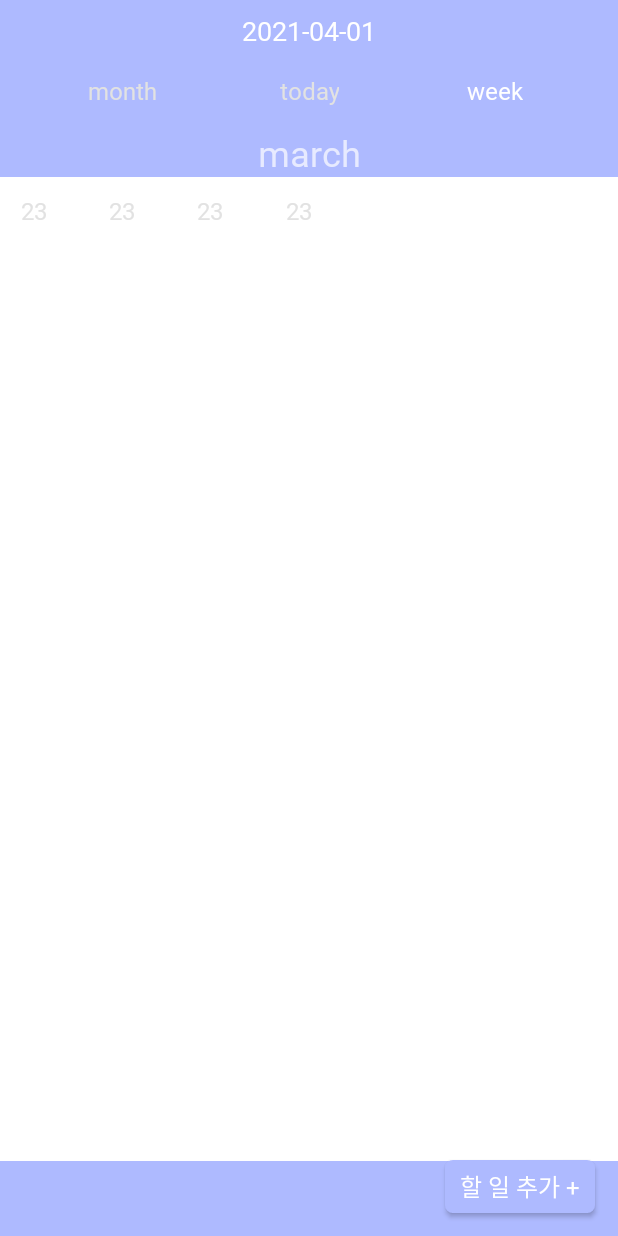
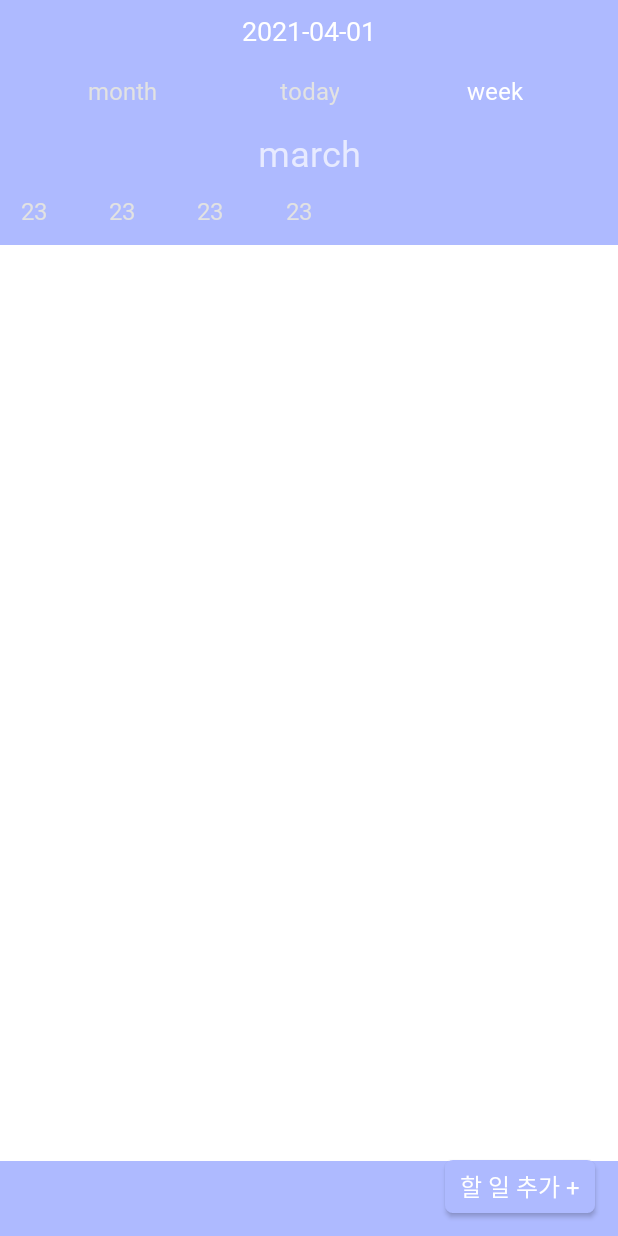
Before and after one commit to sh596/Newapp2, an Android app: the screen it shows after launch (Main_Activity), tab 3 chosen, on a phone screen of 412 x 824 dp. Run offline under Robolectric (Android 15) with nearby library versions, the phone set to English and light mode, and no system bars; our stand-ins replace Room's generated code.

Commit message:
testing todoist

```diff
--- a/app/src/main/res/layout/week.xml
+++ b/app/src/main/res/layout/week.xml
@@ -32,7 +32,7 @@
         android:id="@+id/recyclerweek1"
         android:layout_width="match_parent"
         android:layout_height="wrap_content"
-        android:background="#fff"
+        android:background="#AEBAFF"
         app:layout_constraintBottom_toBottomOf="parent"
         app:layout_constraintEnd_toEndOf="parent"
         app:layout_constraintStart_toStartOf="parent"
```
